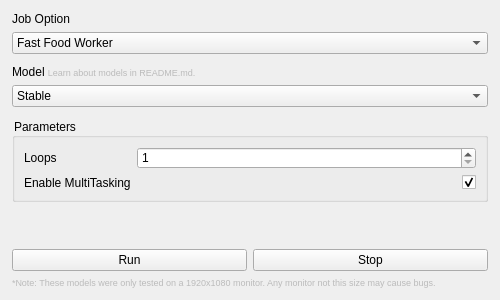
The window that main.ui (BryceIsBryce/BloxBurg-Automate) describes before a commit, drawn with Qt 5.
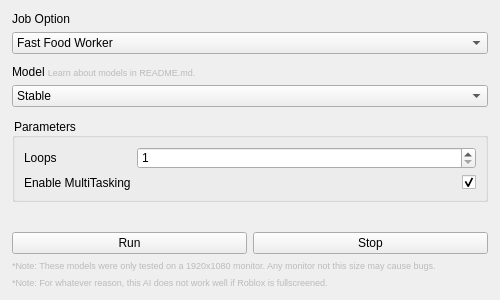
The same window after the commit.

Patch:
```diff
--- a/main.ui
+++ b/main.ui
@@ -198,6 +198,16 @@
       </property>
      </widget>
     </item>
+    <item>
+     <widget class="QLabel" name="label_6">
+      <property name="styleSheet">
+       <string notr="true">font-size:9px;color:#bbbbbb;</string>
+      </property>
+      <property name="text">
+       <string>*Note: For whatever reason, this AI does not work well if Roblox is fullscreened.</string>
+      </property>
+     </widget>
+    </item>
    </layout>
   </widget>
  </widget>
```
